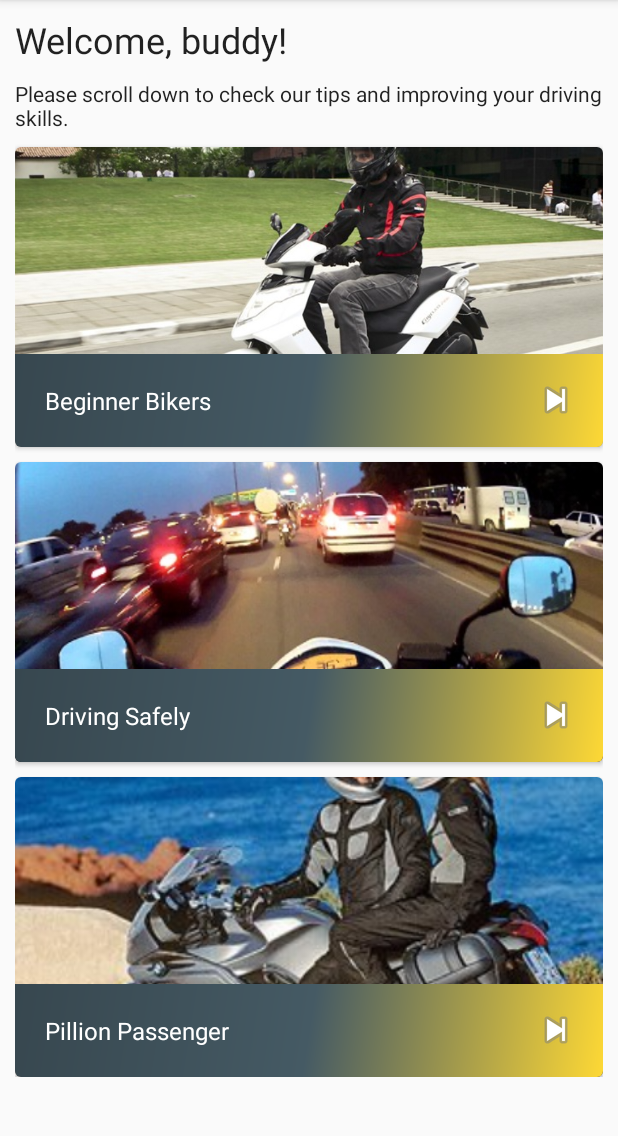
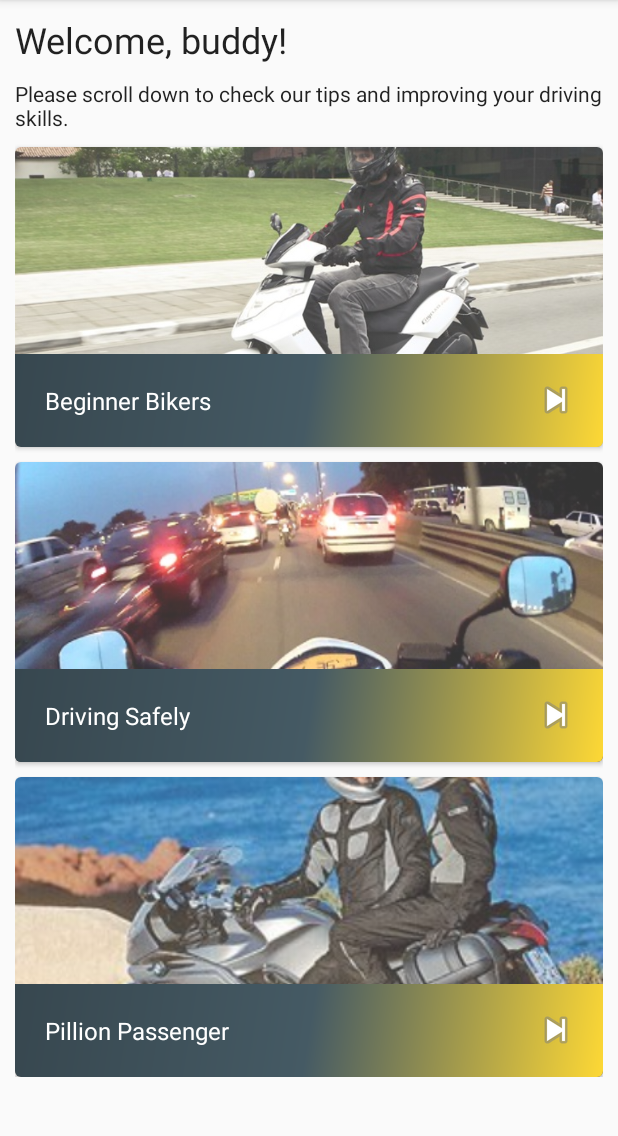
Before and after one commit to shadyueh/safelydriving, an Android app: the screen it shows after launch (MainActivity), on a phone screen of 412 x 824 dp, the part 84-1220 px from its top. Run offline under Robolectric (Android 15) with nearby library versions, the phone set to English and light mode, and no system bars.

Commit message:
Applying styles and ripple effect on cards; App custom icon.

```diff
--- a/app/src/main/AndroidManifest.xml
+++ b/app/src/main/AndroidManifest.xml
@@ -4,7 +4,7 @@
 
     <application
         android:allowBackup="true"
-        android:icon="@mipmap/ic_launcher"
+        android:icon="@mipmap/ic_safelydrive"
         android:label="@string/app_name"
         android:supportsRtl="true"
         android:theme="@style/AppTheme">
--- a/app/src/main/res/layout/activity_main.xml
+++ b/app/src/main/res/layout/activity_main.xml
@@ -17,111 +17,116 @@
         android:padding="10dp">
 
         <TextView
+            style="@style/Headline"
             android:layout_width="match_parent"
             android:layout_height="wrap_content"
-            style="@style/Headline"
-            android:text="Welcome, buddy!"/>
+            android:text="Welcome, buddy!" />
 
         <TextView
+            style="@style/Body1"
             android:layout_width="match_parent"
             android:layout_height="wrap_content"
-            style="@style/Body1"
-            android:text="Please scroll down to check our tips and improving your driving skills."/>
+            android:text="Please scroll down to check our tips and improving your driving skills." />
 
-        <android.support.v7.widget.CardView
-            xmlns:card_view="http://schemas.android.com/apk/res-auto"
+        <android.support.v7.widget.CardView xmlns:card_view="http://schemas.android.com/apk/res-auto"
             android:id="@+id/card_view2"
-            android:layout_gravity="center"
             android:layout_width="match_parent"
             android:layout_height="200dp"
+            android:layout_gravity="center"
             android:layout_marginTop="10dp"
+            android:clickable="true"
+            android:foreground="?android:attr/selectableItemBackground"
+            android:onClick="openBeginnerBikerTips"
             card_view:cardCornerRadius="4dp">
 
             <ImageView
+                android:id="@+id/imageView2"
                 android:layout_width="match_parent"
                 android:layout_height="match_parent"
-                android:id="@+id/imageView2"
                 android:layout_gravity="center_horizontal"
-                android:src="@drawable/iniciantes"
+                android:alpha="0.8"
                 android:scaleType="centerCrop"
-                android:onClick="openBeginnerBikerTips" />
+                android:src="@drawable/iniciantes" />
 
             <TextView
                 android:id="@+id/textView2"
+                style="@style/CardTitle"
                 android:layout_width="match_parent"
                 android:layout_height="wrap_content"
-                style="@style/CardTitle"
-                android:text="Beginner Bikers"/>
+                android:text="Beginner Bikers" />
 
             <ImageView
+                style="@style/CardOpenIcon"
                 android:layout_width="wrap_content"
                 android:layout_height="wrap_content"
-                style="@style/CardOpenIcon"
-                android:src="@android:drawable/ic_media_next"/>
+                android:src="@android:drawable/ic_media_next" />
         </android.support.v7.widget.CardView>
 
-        <android.support.v7.widget.CardView
-            xmlns:card_view="http://schemas.android.com/apk/res-auto"
+        <android.support.v7.widget.CardView xmlns:card_view="http://schemas.android.com/apk/res-auto"
             android:id="@+id/card_view3"
-            android:layout_gravity="center"
             android:layout_width="match_parent"
             android:layout_height="200dp"
+            android:layout_gravity="center"
             android:layout_marginTop="10dp"
+            android:clickable="true"
+            android:foreground="?android:attr/selectableItemBackground"
+            android:onClick="openDrivingSafelyTips"
             card_view:cardCornerRadius="4dp">
 
             <ImageView
+                android:id="@+id/imageView3"
                 android:layout_width="match_parent"
                 android:layout_height="match_parent"
-                android:id="@+id/imageView3"
                 android:layout_gravity="center_horizontal"
-                android:src="@drawable/dirigindo"
+                android:alpha="0.8"
                 android:scaleType="centerCrop"
-                android:onClick="openDrivingSafelyTips" />
+                android:src="@drawable/dirigindo" />
 
             <TextView
                 android:id="@+id/textView3"
+                style="@style/CardTitle"
                 android:layout_width="match_parent"
                 android:layout_height="wrap_content"
-                style="@style/CardTitle"
-                android:text="Driving Safely"/>
+                android:text="Driving Safely" />
 
             <ImageView
+                style="@style/CardOpenIcon"
                 android:layout_width="wrap_content"
                 android:layout_height="wrap_content"
-                style="@style/CardOpenIcon"
-                android:src="@android:drawable/ic_media_next"/>
+                android:src="@android:drawable/ic_media_next" />
         </android.support.v7.widget.CardView>
 
-        <android.support.v7.widget.CardView
-            xmlns:card_view="http://schemas.android.com/apk/res-auto"
+        <android.support.v7.widget.CardView xmlns:card_view="http://schemas.android.com/apk/res-auto"
             android:id="@+id/card_view1"
-            android:layout_gravity="center"
             android:layout_width="match_parent"
             android:layout_height="200dp"
+            android:layout_gravity="center"
             android:layout_marginTop="10dp"
+            android:foreground="?android:attr/selectableItemBackground"
+            android:onClick="openPillionPassengerTips"
             card_view:cardCornerRadius="4dp">
 
             <ImageView
+                android:id="@+id/imageView1"
                 android:layout_width="match_parent"
                 android:layout_height="match_parent"
-                android:id="@+id/imageView1"
                 android:layout_gravity="center_horizontal"
-                android:src="@drawable/garupa"
+                android:alpha="0.8"
                 android:scaleType="centerCrop"
-                android:onClick="openPillionPassengerTips" />
+                android:src="@drawable/garupa" />
 
             <TextView
                 android:id="@+id/textView1"
+                style="@style/CardTitle"
                 android:layout_width="match_parent"
                 android:layout_height="wrap_content"
-                style="@style/CardTitle"
-                android:text="Pillion Passenger"/>
+                android:text="Pillion Passenger" />
 
             <ImageView
+                style="@style/CardOpenIcon"
                 android:layout_width="wrap_content"
                 android:layout_height="wrap_content"
-                style="@style/CardOpenIcon"
-                android:src="@android:drawable/ic_media_next"/>
+                android:src="@android:drawable/ic_media_next" />
         </android.support.v7.widget.CardView>
 
     </LinearLayout>
```
Also changed, not shown: app/src/main/res/drawable/i1_postura.jpg (added), app/src/main/res/mipmap-xxxhdpi/ic_safelydrive.png (added), 1 other file.
